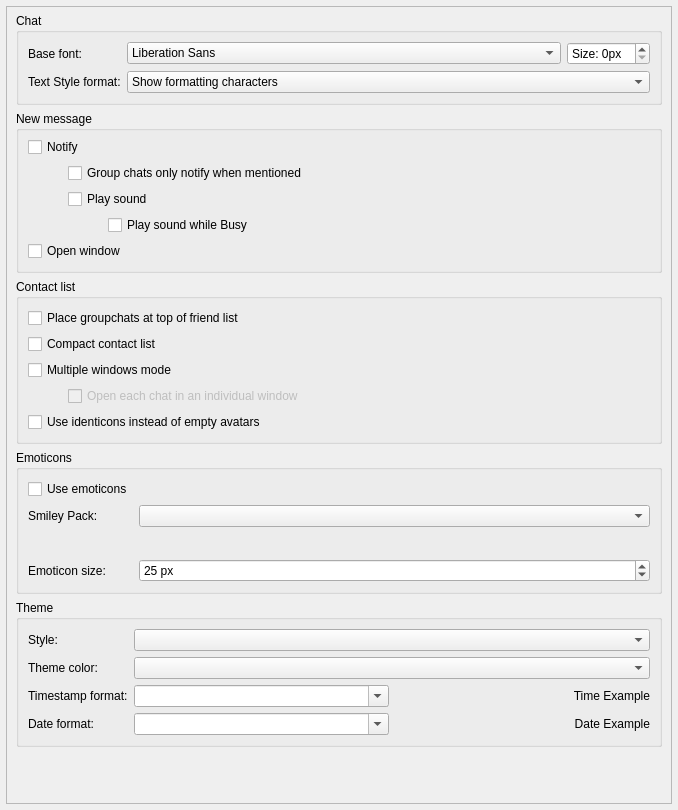
Old version of the form src/widget/form/settings/userinterfacesettings.ui in the repository qTox/qTox.
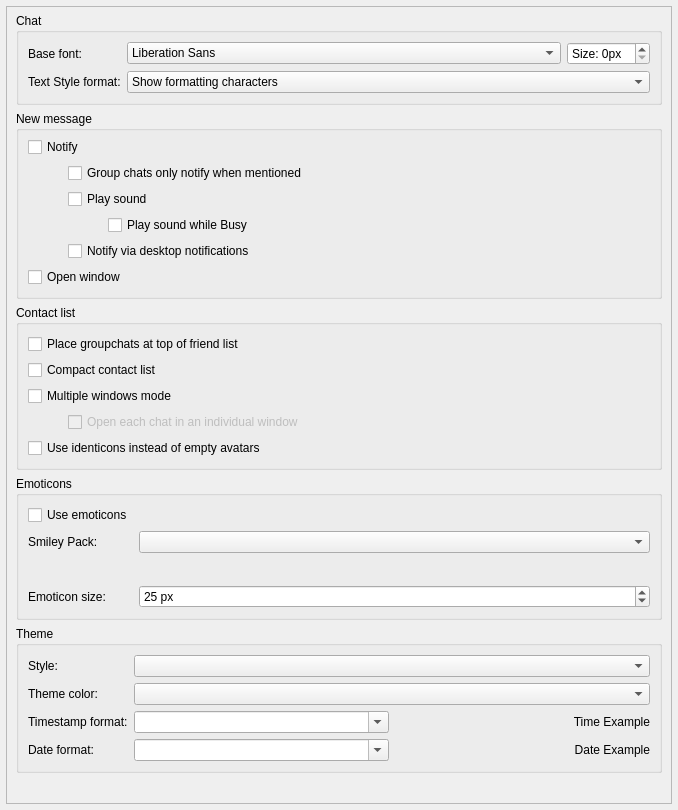
New version of the form. Custom widgets are drawn as their Qt base class.

Commit message: feat(notify): integrate desktop notifications into settings

The edit to the form file:
```diff
--- a/src/widget/form/settings/userinterfacesettings.ui
+++ b/src/widget/form/settings/userinterfacesettings.ui
@@ -207,6 +207,13 @@
               </item>
              </layout>
             </item>
+            <item>
+             <widget class="QCheckBox" name="desktopNotify">
+              <property name="text">
+               <string>Notify via desktop notifications</string>
+              </property>
+             </widget>
+            </item>
            </layout>
           </item>
           <item>
```
The commit also changes 5 other files.
